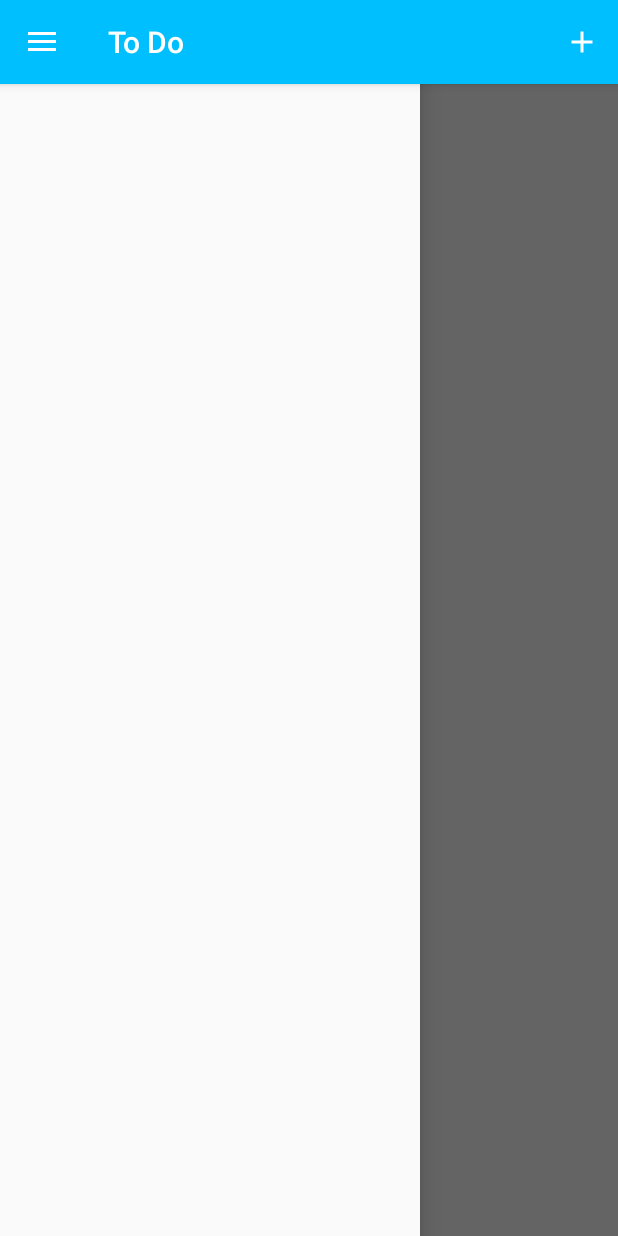
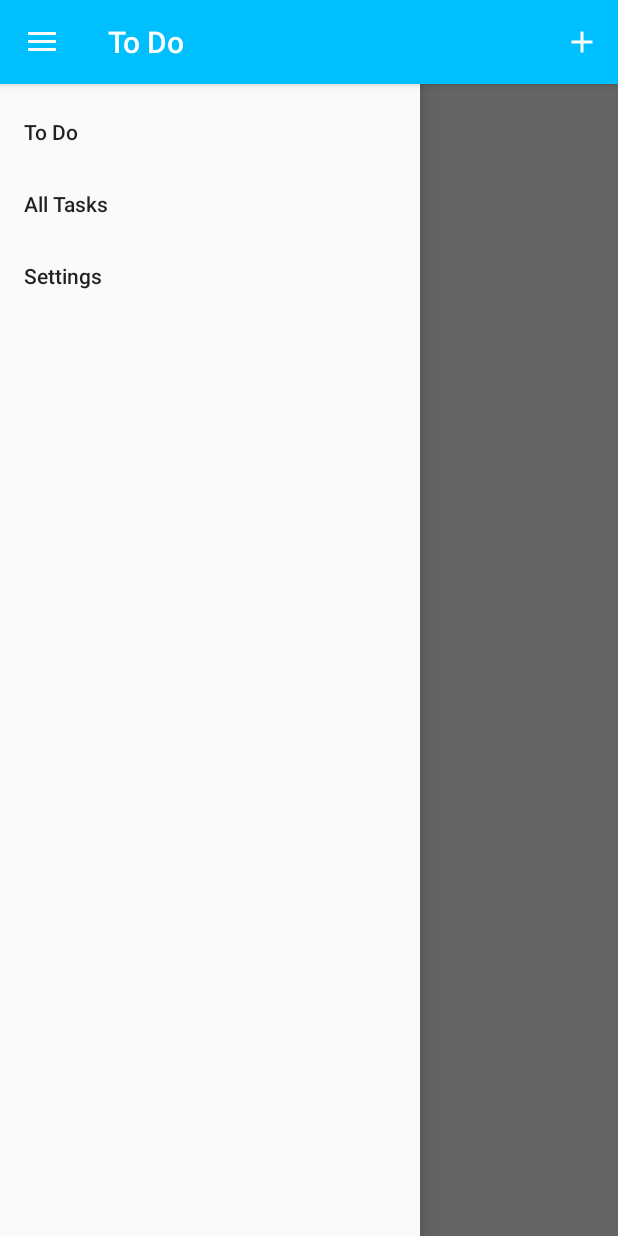
Before and after one commit to NSCarter/CleaningSchedule, an Android app: the screen it shows after launch (MainActivity), with the side drawer open, on a phone screen of 412 x 824 dp. Run offline under Robolectric (Android 15) with nearby library versions, the phone set to English and light mode, and no system bars; our stand-ins replace navigation-ui.

Commit message:
Added text to the hamburger menu

```diff
--- a/app/src/main/java/com/example/cleaningschedule/MainActivity.kt
+++ b/app/src/main/java/com/example/cleaningschedule/MainActivity.kt
@@ -4,8 +4,8 @@ import android.content.Context
 import androidx.appcompat.app.AppCompatActivity
 import android.os.Bundle
 import androidx.drawerlayout.widget.DrawerLayout
-import androidx.navigation.Navigation
 import androidx.navigation.findNavController
+import androidx.navigation.fragment.NavHostFragment
 import androidx.navigation.ui.AppBarConfiguration
 import androidx.navigation.ui.navigateUp
 import androidx.navigation.ui.setupActionBarWithNavController
@@ -23,10 +23,16 @@ class MainActivity : AppCompatActivity() {
 
         drawerLayout = findViewById(R.id.drawer_layout)
 
-        val navController = findNavController(R.id.nav_host_fragment)
+//        val navController = findNavController(R.id.nav_host_fragment)
+//        appBarConfiguration = AppBarConfiguration(navController.graph, drawerLayout)
+//        setupActionBarWithNavController(navController, appBarConfiguration)
+//        findViewById<NavigationView>(R.id.nav_view).setupWithNavController(navController)
+
+        val navHostFragment = supportFragmentManager.findFragmentById(R.id.nav_host_fragment) as NavHostFragment
+        val navController = navHostFragment.navController
+        findViewById<NavigationView>(R.id.nav_view).setupWithNavController(navController)
         appBarConfiguration = AppBarConfiguration(navController.graph, drawerLayout)
         setupActionBarWithNavController(navController, appBarConfiguration)
-        findViewById<NavigationView>(R.id.nav_view).setupWithNavController(navController)
 
         val sharedPreferences = getPreferences(Context.MODE_PRIVATE)
         val rooms: Set<String> = setOf(
--- a/app/src/main/res/layout/activity_main.xml
+++ b/app/src/main/res/layout/activity_main.xml
@@ -8,7 +8,7 @@
     android:fitsSystemWindows="true"
     tools:context=".MainActivity">
 
-    <fragment
+    <androidx.fragment.app.FragmentContainerView
         android:id="@+id/nav_host_fragment"
         android:name="androidx.navigation.fragment.NavHostFragment"
         android:layout_width="0dp"
@@ -25,7 +25,8 @@
         android:layout_width="wrap_content"
         android:layout_height="match_parent"
         android:layout_gravity="start"
-        android:fitsSystemWindows="true" />
+        android:fitsSystemWindows="true"
+        app:menu="@menu/drawer_menu"/>
 
 
 </androidx.drawerlayout.widget.DrawerLayout>
--- /dev/null
+++ b/app/src/main/res/menu/drawer_menu.xml
@@ -0,0 +1,14 @@
+<?xml version="1.0" encoding="utf-8"?>
+<menu xmlns:android="http://schemas.android.com/apk/res/android">
+    <group android:checkableBehavior="single">
+        <item
+            android:id="@+id/nav_to_do_list_fragment"
+            android:title="@string/to_do" />
+        <item
+            android:id="@+id/nav_all_tasks_fragment"
+            android:title="@string/all_tasks" />
+        <item
+            android:id="@+id/nav_settings_fragment"
+            android:title="@string/settings" />
+    </group>
+</menu>
--- a/app/src/main/res/values/strings.xml
+++ b/app/src/main/res/values/strings.xml
@@ -33,4 +33,9 @@
     <!-- View Task -->
     <string name="delete">Delete</string>
     <string name="update">Update</string>
+
+    <!-- Drawer Menu -->
+    <string name="to_do">To Do</string>
+    <string name="all_tasks">All Tasks</string>
+    <string name="settings">Settings</string>
 </resources>
```
